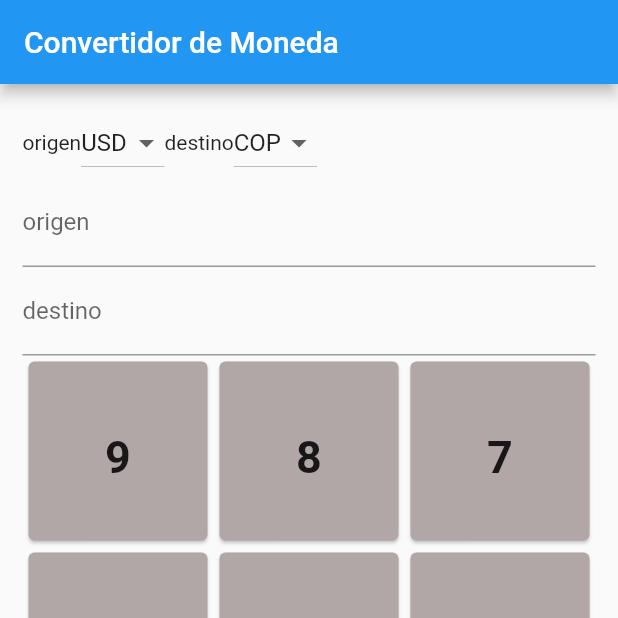
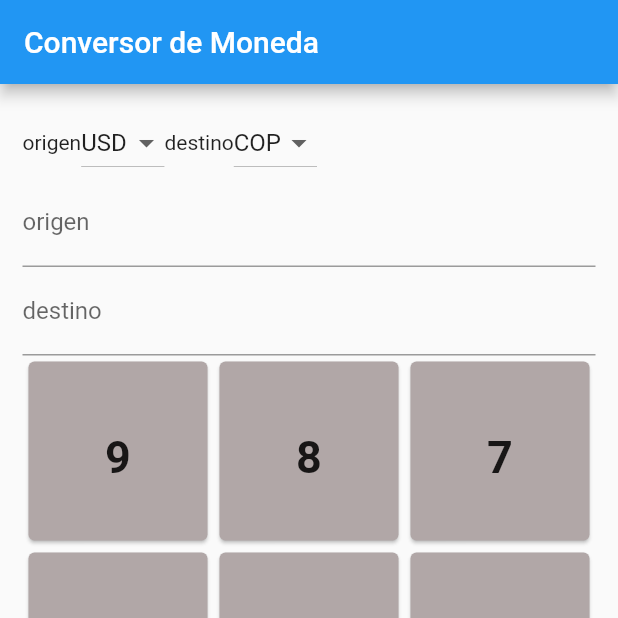
Before and after one commit to victorinais/reto1, a Flutter app: the screen it shows after launch, on a phone screen of 412 x 824 dp, the top half of it. Run offline on Flutter 3.47's test engine with Material 2 defaults, Android fonts, the phone set to English and light mode, and no system bars; our stand-ins replace get; missing offline and left inert: dart:html.

Commit message:
se modificaron los titulos

```diff
--- a/lib/main.dart
+++ b/lib/main.dart
@@ -13,13 +13,13 @@ class MyApp extends StatelessWidget {
   @override
   Widget build(BuildContext context) {
     return GetMaterialApp(
-      title: 'Flutter Demo',
+      title: 'Grupo 2',
       theme: ThemeData(
 
         primarySwatch: Colors.blue,
       ),
       debugShowCheckedModeBanner: false,
-      home: const MyHomePage(title: 'Convertidor de Moneda'),
+      home: const MyHomePage(title: 'Conversor de Moneda'),
     );
   }
 }
```
